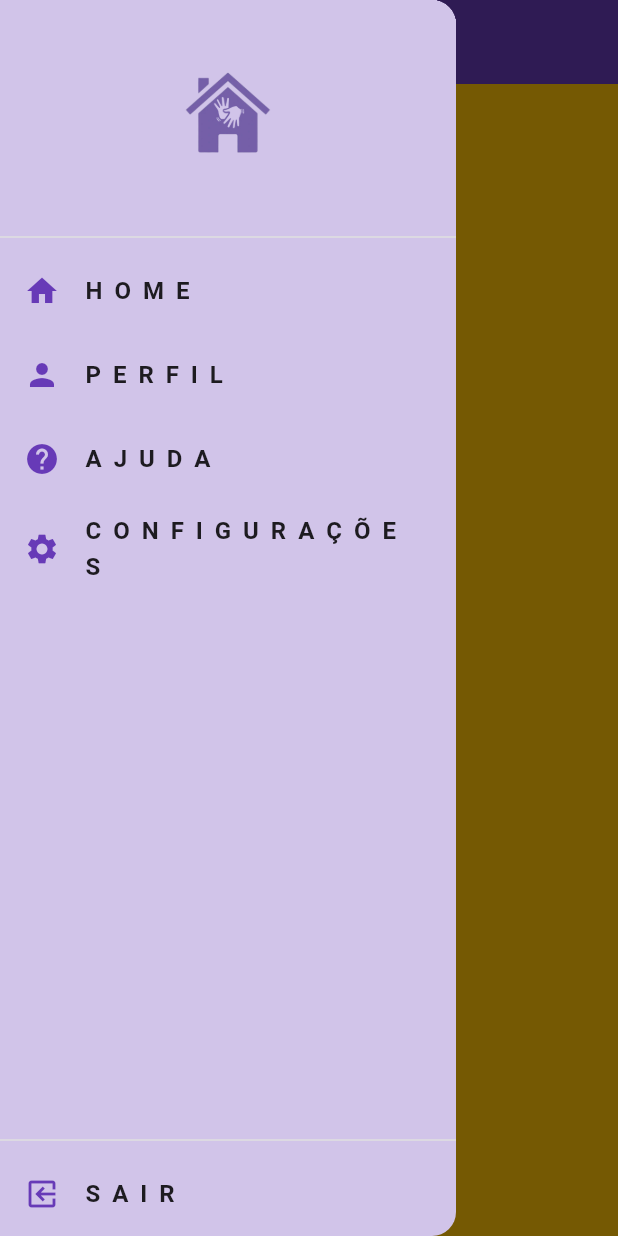
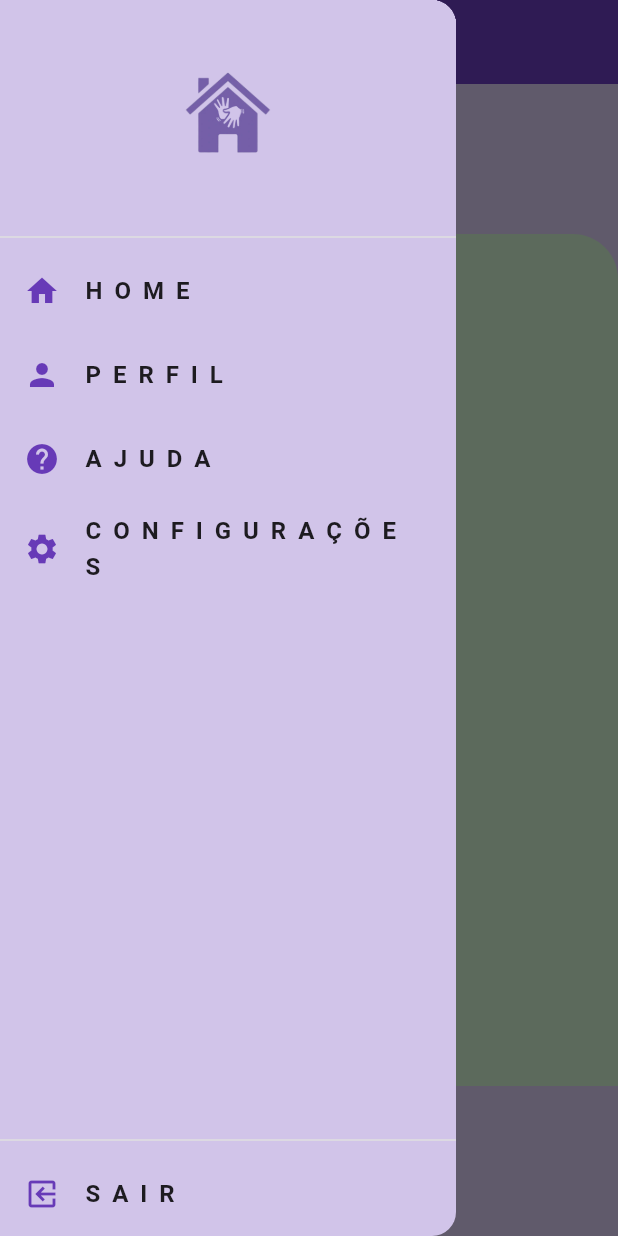
Before and after one commit to GuiJustica/TccCompleto, a Flutter app: the Perfil screen opened by its route, with the side drawer open, on a phone screen of 412 x 824 dp. Run offline on Flutter 3.47's test engine with Material 3 defaults, Android fonts, the phone set to English and light mode, and no system bars; our stand-ins replace firebase_auth, firebase_core; accounts and stored records are empty.

Commit message:
começo do desenvolvimento tela de perfil

```diff
--- a/tcc/lib/main.dart
+++ b/tcc/lib/main.dart
@@ -24,7 +24,7 @@ class MyApp extends StatelessWidget {
   Widget build(BuildContext context) {
     return MaterialApp(
       debugShowCheckedModeBanner: false,
-      home: SplashScreen(),
+      home: Perfil(),
       routes: {
         'home': (context) => MyHomePage(),
         'cadorlogin': (context) => CadOrLogin(),
--- a/tcc/lib/perfil.dart
+++ b/tcc/lib/perfil.dart
@@ -93,15 +93,77 @@ class Perfil extends StatelessWidget {
           ],
         ),
       ),
+      backgroundColor: Colors.deepPurple.shade100,
       body: SafeArea(
         child: Column(
           children: [
-            Container(height: 100, width: double.infinity, color: Colors.amber),
+            Container(
+              height: 100,
+              width: double.infinity,
+              color: Colors.deepPurple.shade100,
+
+              child: Row(
+                children: [
+                  //FOTO DE PERFIL OU SO AVATAR NAO SEI PRA QUE TBM
+                  Container(
+                    width: 100,
+                    height: double.infinity,
+                    color: Colors.deepPurple.shade100,
+                    child: Icon(Icons.person),
+                  ),
+                  //Entrar com o nome da pessoa
+                  RichText(
+                    textAlign: TextAlign.start,
+                    text: TextSpan(
+                      children: [
+                        TextSpan(
+                          text: "Olá ",
+                          style: TextStyle(
+                            color: Colors.black87,
+                            fontWeight: FontWeight.w500,
+                            fontSize: 20,
+                          ),
+                        ),
+                        TextSpan(
+                          text: "Bianca ",
+                          style: TextStyle(
+                            color: Colors.deepPurple,
+                            fontWeight: FontWeight.w900,
+                            fontSize: 20,
+                          ),
+                        ),
+                        TextSpan(
+                          text: "!",
+                          style: TextStyle(
+                            color: Colors.black87,
+                            fontWeight: FontWeight.w500,
+                            fontSize: 20,
+                          ),
+                        ),
+                      ],
+                    ),
+                  ),
+                ],
+              ),
+            ),
             Expanded(
               flex: 2,
-              child: Container(width: double.infinity, color: Colors.amber),
+              child: Container(
+                width: double.infinity,
+                decoration: BoxDecoration(
+                  color: Colors.green.shade100,
+                  borderRadius: BorderRadius.only(
+                    topLeft: Radius.circular(30),
+                    topRight: Radius.circular(30),
+                  ),
+                ),
+              ),
             ),
-            Container(height: 100, width: double.infinity, color: Colors.amber),
+            Container(
+              height: 100,
+              width: double.infinity,
+              color: Colors.deepPurple.shade100,
+            ),
           ],
         ),
       ),
```
